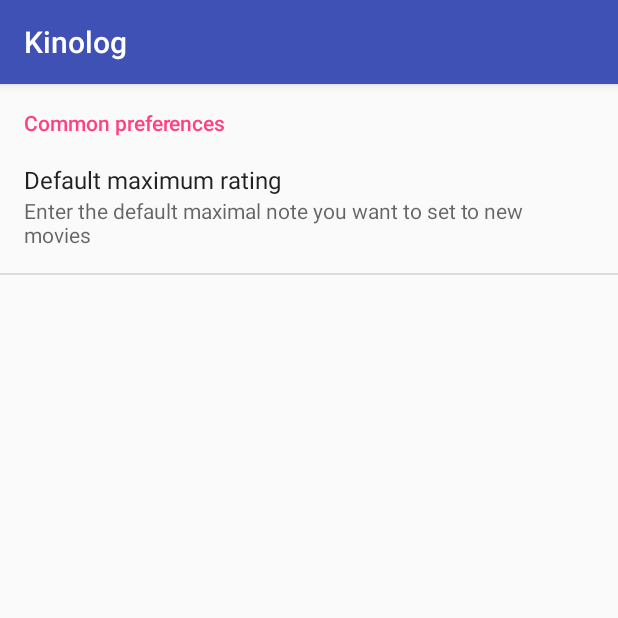
After one commit to Alcidauk/CineLog, an Android app: the fragment SettingsFragment shown on its own in the app's theme, on a phone screen of 412 x 824 dp, the top half of it. The commit adds this screen. Run offline under Robolectric (Android 15) with nearby library versions, the phone set to English and light mode, and no system bars.

Commit message:
[CineLog] add a settings activity + define a first preference => max rating of movies. Will be used soon.

```diff
--- a/app/build.gradle
+++ b/app/build.gradle
@@ -60,6 +60,8 @@
 
     compile 'org.apache.commons:commons-csv:1.5'
 
+    compile 'com.android.support:preference-v7:25.3.1'
+
     testCompile 'junit:junit:4.12'
     testCompile 'org.mockito:mockito-core:2.13.0'
 }
--- a/app/src/main/java/com/alcidauk/cinelog/MainActivity.java
+++ b/app/src/main/java/com/alcidauk/cinelog/MainActivity.java
@@ -26,6 +26,8 @@
 import com.alcidauk.cinelog.dao.LocalKinoDao;
 import com.alcidauk.cinelog.exportdb.ExportDb;
 import com.alcidauk.cinelog.importdb.ImportInDb;
+import com.alcidauk.cinelog.settings.SettingsActivity;
+import com.alcidauk.cinelog.settings.SettingsFragment;
 import com.bumptech.glide.Glide;
 
 import org.greenrobot.greendao.query.DeleteQuery;
@@ -166,6 +168,8 @@
                 return true;
             case R.id.action_import:
                 startActivity(new Intent(this, ImportInDb.class));
+            case R.id.action_settings:
+                startActivity(new Intent(this, SettingsActivity.class));
                 return true;
             case R.id.order_by_date_added_newest_first:
                 createListView(1);
--- /dev/null
+++ b/app/src/main/java/com/alcidauk/cinelog/settings/SettingsFragment.java
@@ -0,0 +1,18 @@
+package com.alcidauk.cinelog.settings;
+
+import android.os.Bundle;
+import android.preference.PreferenceFragment;
+
+import com.alcidauk.cinelog.R;
+
+public class SettingsFragment extends PreferenceFragment {
+
+    @Override
+    public void onCreate(Bundle savedInstanceState) {
+        super.onCreate(savedInstanceState);
+
+        // Load the preferences from an XML resource
+        addPreferencesFromResource(R.xml.app_preferences);
+    }
+
+}
--- a/app/src/main/res/menu/menu_main.xml
+++ b/app/src/main/res/menu/menu_main.xml
@@ -52,4 +52,9 @@
         android:orderInCategory="100"
         android:title="@string/action_import"
         app:showAsAction="never" />
+    <item
+        android:id="@+id/action_settings"
+        android:orderInCategory="100"
+        android:title="@string/action_settings"
+        app:showAsAction="never" />
 </menu>
--- a/app/src/main/res/values/strings.xml
+++ b/app/src/main/res/values/strings.xml
@@ -33,6 +33,7 @@
     <string name="import_db">Import CSV file in database</string>
     <string name="import_db_label">Put a CSV file in CineLog directory and click the below button.</string>
     <string name="add_from_scratch_label">Add movie from scratch</string>
+    <string name="title_activity_settings">Settings</string>
 
 
 </resources>
--- /dev/null
+++ b/app/src/main/res/xml/app_preferences.xml
@@ -0,0 +1,16 @@
+<?xml version="1.0" encoding="utf-8"?>
+<PreferenceScreen
+    xmlns:android="http://schemas.android.com/apk/res/android">
+
+    <PreferenceCategory
+        android:title="Common preferences">
+
+        <EditTextPreference
+            android:key="default_max_rate_value"
+            android:title="Default maximum rating"
+            android:summary="Enter the default maximal note you want to set to new movies"
+            android:dialogTitle="Type the maximum rating you want to set to new movies"
+            android:inputType="number" />
+    </PreferenceCategory>
+
+</PreferenceScreen>
```
Also changed, not shown: app/src/main/AndroidManifest.xml (+9 -0 lines), app/src/main/java/com/alcidauk/cinelog/settings/SettingsActivity.java (added, +37 -0 lines), app/src/main/res/xml/preference_headers.xml (added, +8 -0 lines).
